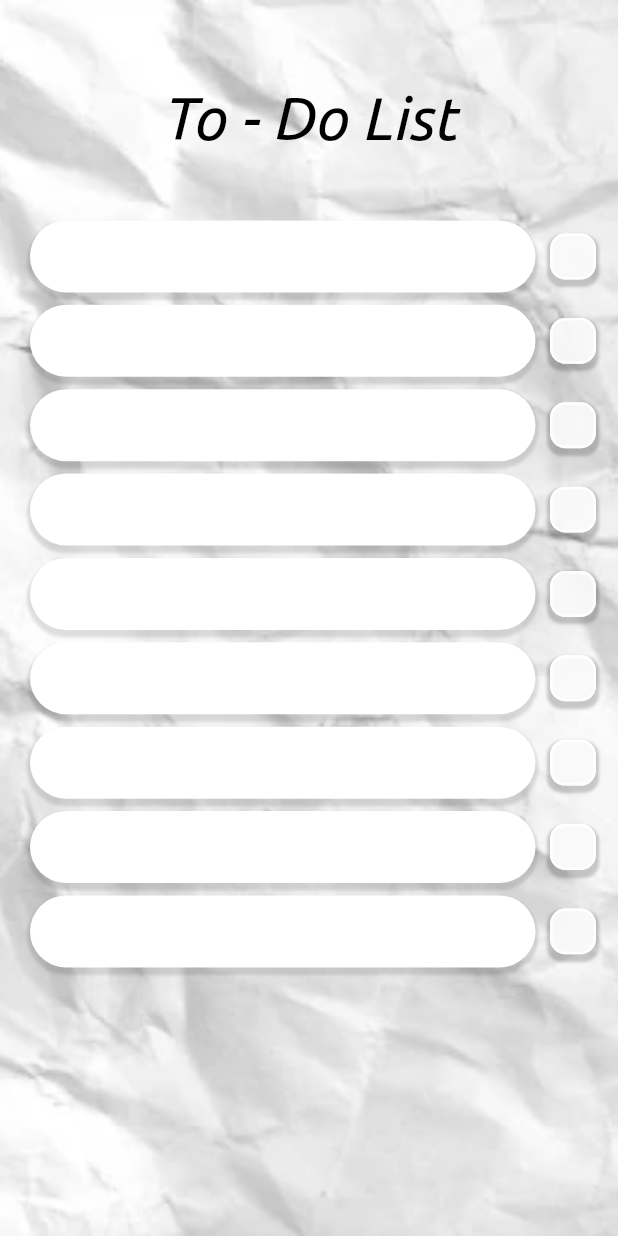
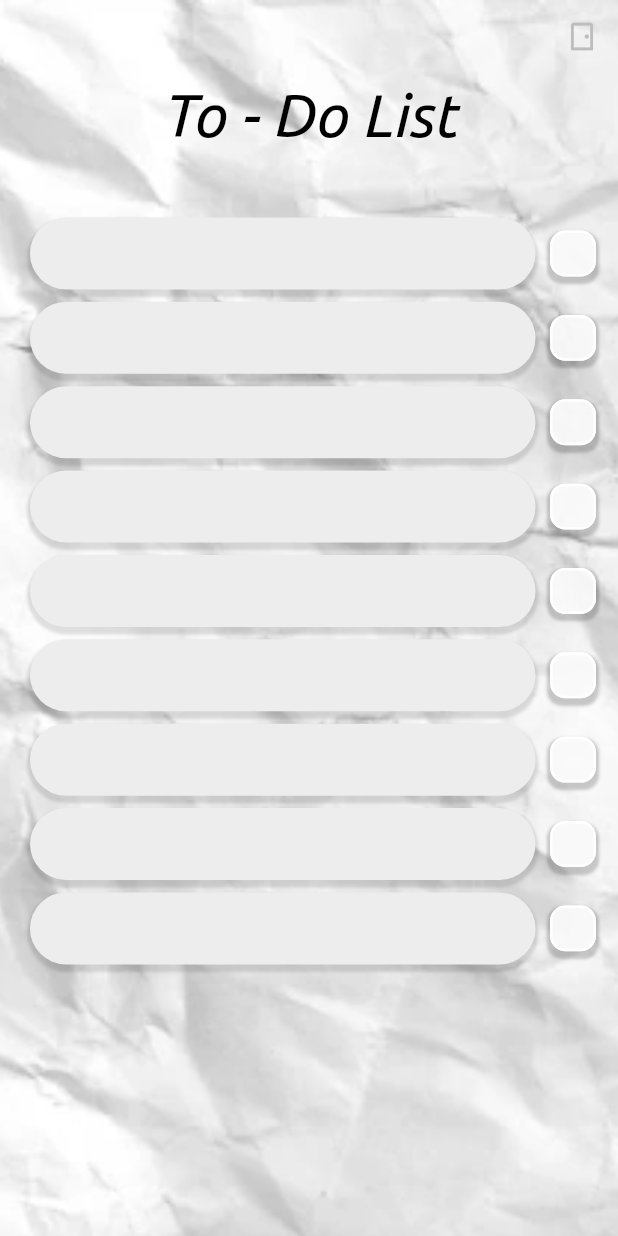
Before and after one commit to NoGravyBeef/SWE, a Flutter app: the Todolist_page screen opened directly, on a phone screen of 412 x 824 dp. Run offline on Flutter 3.47's test engine with Material 3 defaults, Android fonts, the phone set to English and light mode, and no system bars; our stand-ins replace dotted_line, table_calendar.

Commit message:
안녕하세요

```diff
--- a/lib/screens/todolist_page.dart
+++ b/lib/screens/todolist_page.dart
@@ -1,3 +1,4 @@
+import 'package:calendar/screens/memo_page.dart';
 import 'package:calendar/widgets/Dday_checkbox.dart';
 import 'package:calendar/widgets/todolist_text.dart';
 import 'package:flutter/material.dart';
@@ -31,6 +32,16 @@ class Todolist extends State<Todolist_page> {
   bool _isTodoChecked8 = false;
   bool _isTodoChecked9 = false;
 
+  String _TodoValue1 = '';
+  String _TodoValue2 = '';
+  String _TodoValue3 = '';
+  String _TodoValue4 = '';
+  String _TodoValue5 = '';
+  String _TodoValue6 = '';
+  String _TodoValue7 = '';
+  String _TodoValue8 = '';
+  String _TodoValue9 = '';
+
   Widget build(BuildContext context) {
     return Container(
       decoration: const BoxDecoration(
@@ -44,9 +55,36 @@ class Todolist extends State<Todolist_page> {
         body: SingleChildScrollView(
           child: Column(
             children: <Widget>[
-              SizedBox(height: 50),
+              Row(
+                mainAxisAlignment: MainAxisAlignment.end,
+                children: [
+                  IconButton(
+                    icon: Icon(Icons.sensor_door_outlined,
+                        size: 22, color: Colors.grey.shade400),
+                    onPressed: () {
+                      Navigator.push(
+                        context,
+                        MaterialPageRoute(
+                            builder: (context) => const Memo_Page()),
+                      );
+
+                      setState(() {
+                        _TodoValue1 = TodolistController1.text;
+                        _TodoValue2 = TodolistController2.text;
+                        _TodoValue3 = TodolistController3.text;
+                        _TodoValue4 = TodolistController4.text;
+                        _TodoValue5 = TodolistController5.text;
+                        _TodoValue6 = TodolistController6.text;
+                        _TodoValue7 = TodolistController7.text;
+                        _TodoValue8 = TodolistController8.text;
+                        _TodoValue9 = TodolistController9.text;
+                      });
+                    },
+                  ),
+                ],
+              ),
               Todolist_Title(),
-              SizedBox(height: 40),
+              const SizedBox(height: 40),
               Padding(
                 padding: const EdgeInsets.fromLTRB(20, 0, 15, 0),
                 child: Row(
@@ -243,7 +281,7 @@ class Todolist extends State<Todolist_page> {
               ),
               SizedBox(
                 height: MediaQuery.of(context).size.height *
-                    0.01, // 간격을 화면 너비의 10%로 설정
+                    0.02, // 간격을 화면 너비의 10%로 설정
               )
             ],
           ),
--- a/lib/widgets/todolist_text.dart
+++ b/lib/widgets/todolist_text.dart
@@ -21,7 +21,7 @@ class _TodomainState extends State<Todomain> {
       child: IntrinsicHeight(
         child: Container(
           decoration: ShapeDecoration(
-            color: Colors.white,
+            color: Color(0xFFEDEDED),
             shadows: [
               BoxShadow(
                 color: Colors.black12,
```
Also changed, not shown: lib/screens/Memo_page.dart (+4 -7 lines), lib/widgets/memo_text.dart (+2 -5 lines).
